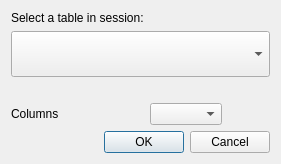
Qt form ui_interfaces/tablebrowser.ui (susanasanchez/GUIPSY) before a commit.
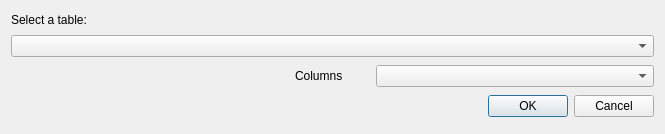
The same form after that commit.

What changed in the file:
```diff
--- a/ui_interfaces/tablebrowser.ui
+++ b/ui_interfaces/tablebrowser.ui
@@ -6,14 +6,36 @@
    <rect>
     <x>0</x>
     <y>0</y>
-    <width>281</width>
-    <height>164</height>
+    <width>665</width>
+    <height>134</height>
    </rect>
   </property>
   <property name="windowTitle">
    <string>Dialog</string>
   </property>
   <layout class="QGridLayout" name="gridLayout">
+   <item row="3" column="2">
+    <widget class="QComboBox" name="columnsBox"/>
+   </item>
+   <item row="1" column="0" colspan="3">
+    <widget class="QComboBox" name="tableBox">
+     <property name="sizePolicy">
+      <sizepolicy hsizetype="Preferred" vsizetype="Fixed">
+       <horstretch>0</horstretch>
+       <verstretch>0</verstretch>
+      </sizepolicy>
+     </property>
+     <property name="maximumSize">
+      <size>
+       <width>16777215</width>
+       <height>16777215</height>
+      </size>
+     </property>
+     <property name="sizeAdjustPolicy">
+      <enum>QComboBox::AdjustToMinimumContentsLength</enum>
+     </property>
+    </widget>
+   </item>
    <item row="4" column="0" colspan="3">
     <widget class="QDialogButtonBox" name="buttonBox">
      <property name="orientation">
@@ -24,20 +46,7 @@
      </property>
     </widget>
    </item>
-   <item row="2" column="0" colspan="2">
-    <widget class="QLabel" name="tablePathLabel">
-     <property name="sizePolicy">
-      <sizepolicy hsizetype="Preferred" vsizetype="Maximum">
-       <horstretch>0</horstretch>
-       <verstretch>0</verstretch>
-      </sizepolicy>
-     </property>
-     <property name="text">
-      <string/>
-     </property>
-    </widget>
-   </item>
-   <item row="3" column="0">
+   <item row="3" column="1">
     <widget class="QLabel" name="label_2">
      <property name="maximumSize">
       <size>
@@ -50,41 +59,6 @@
      </property>
     </widget>
    </item>
-   <item row="3" column="1">
-    <widget class="QComboBox" name="columnsBox"/>
-   </item>
-   <item row="1" column="0" colspan="3">
-    <widget class="QComboBox" name="tableBox">
-     <property name="sizePolicy">
-      <sizepolicy hsizetype="Preferred" vsizetype="Preferred">
-       <horstretch>0</horstretch>
-       <verstretch>0</verstretch>
-      </sizepolicy>
-     </property>
-     <property name="maximumSize">
-      <size>
-       <width>16777215</width>
-       <height>16777215</height>
-      </size>
-     </property>
-     <property name="sizeAdjustPolicy">
-      <enum>QComboBox::AdjustToMinimumContentsLength</enum>
-     </property>
-    </widget>
-   </item>
-   <item row="3" column="2">
-    <spacer name="horizontalSpacer">
-     <property name="orientation">
-      <enum>Qt::Horizontal</enum>
-     </property>
-     <property name="sizeHint" stdset="0">
-      <size>
-       <width>40</width>
-       <height>20</height>
-      </size>
-     </property>
-    </spacer>
-   </item>
    <item row="0" column="0">
     <widget class="QLabel" name="label">
      <property name="sizePolicy">
@@ -94,7 +68,7 @@
       </sizepolicy>
      </property>
      <property name="text">
-      <string>Select a table in session:</string>
+      <string>Select a table:</string>
      </property>
     </widget>
    </item>
```
